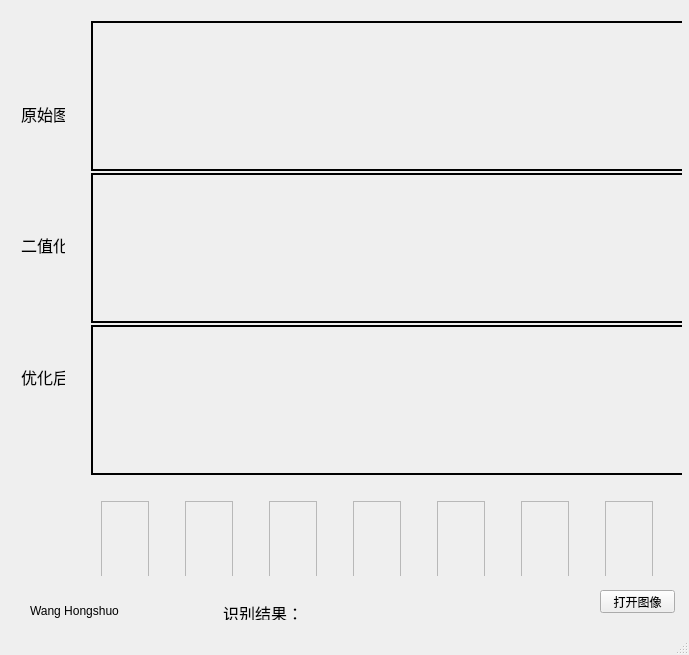
First picture: the form in mainwindow.ui, repository WangHongshuo/Licence_Plates_Recognition-Qt-opencv, before the edit.
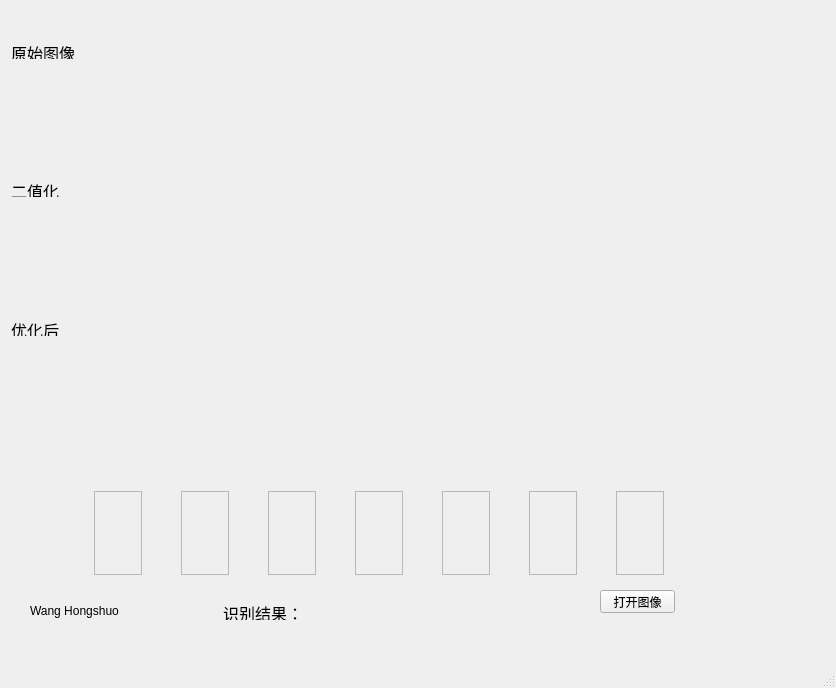
Second picture: the form after the edit. Custom widgets are drawn as their Qt base class.

Commit message: QLable is replaced by ImageWidget, faster than before

Diff of the .ui file:
```diff
--- a/mainwindow.ui
+++ b/mainwindow.ui
@@ -6,8 +6,8 @@
    <rect>
     <x>0</x>
     <y>0</y>
-    <width>689</width>
-    <height>655</height>
+    <width>836</width>
+    <height>688</height>
    </rect>
   </property>
   <property name="windowTitle">
@@ -27,283 +27,6 @@
      <string>打开图像</string>
     </property>
    </widget>
-   <widget class="QWidget" name="layoutWidget">
-    <property name="geometry">
-     <rect>
-      <x>60</x>
-      <y>490</y>
-      <width>641</width>
-      <height>86</height>
-     </rect>
-    </property>
-    <layout class="QHBoxLayout" name="horizontalLayout">
-     <item>
-      <widget class="QLabel" name="c1">
-       <property name="minimumSize">
-        <size>
-         <width>48</width>
-         <height>84</height>
-        </size>
-       </property>
-       <property name="maximumSize">
-        <size>
-         <width>48</width>
-         <height>84</height>
-        </size>
-       </property>
-       <property name="frameShape">
-        <enum>QFrame::StyledPanel</enum>
-       </property>
-       <property name="frameShadow">
-        <enum>QFrame::Plain</enum>
-       </property>
-       <property name="text">
-        <string/>
-       </property>
-      </widget>
-     </item>
-     <item>
-      <widget class="QLabel" name="c2">
-       <property name="minimumSize">
-        <size>
-         <width>48</width>
-         <height>84</height>
-        </size>
-       </property>
-       <property name="maximumSize">
-        <size>
-         <width>48</width>
-         <height>84</height>
-        </size>
-       </property>
-       <property name="frameShape">
-        <enum>QFrame::StyledPanel</enum>
-       </property>
-       <property name="frameShadow">
-        <enum>QFrame::Plain</enum>
-       </property>
-       <property name="text">
-        <string/>
-       </property>
-      </widget>
-     </item>
-     <item>
-      <widget class="QLabel" name="c3">
-       <property name="minimumSize">
-        <size>
-         <width>48</width>
-         <height>84</height>
-        </size>
-       </property>
-       <property name="maximumSize">
-        <size>
-         <width>48</width>
-         <height>84</height>
-        </size>
-       </property>
-       <property name="frameShape">
-        <enum>QFrame::StyledPanel</enum>
-       </property>
-       <property name="frameShadow">
-        <enum>QFrame::Plain</enum>
-       </property>
-       <property name="text">
-        <string/>
-       </property>
-      </widget>
-     </item>
-     <item>
-      <widget class="QLabel" name="c4">
-       <property name="minimumSize">
-        <size>
-         <width>48</width>
-         <height>84</height>
-        </size>
-       </property>
-       <property name="maximumSize">
-        <size>
-         <width>48</width>
-         <height>84</height>
-        </size>
-       </property>
-       <property name="frameShape">
-        <enum>QFrame::StyledPanel</enum>
-       </property>
-       <property name="frameShadow">
-        <enum>QFrame::Plain</enum>
-       </property>
-       <property name="text">
-        <string/>
-       </property>
-      </widget>
-     </item>
-     <item>
-      <widget class="QLabel" name="c5">
-       <property name="minimumSize">
-        <size>
-         <width>48</width>
-         <height>84</height>
-        </size>
-       </property>
-       <property name="maximumSize">
-        <size>
-         <width>48</width>
-         <height>84</height>
-        </size>
-       </property>
-       <property name="frameShape">
-        <enum>QFrame::StyledPanel</enum>
-       </property>
-       <property name="frameShadow">
-        <enum>QFrame::Plain</enum>
-       </property>
-       <property name="text">
-        <string/>
-       </property>
-      </widget>
-     </item>
-     <item>
-      <widget class="QLabel" name="c6">
-       <property name="minimumSize">
-        <size>
-         <width>48</width>
-         <height>84</height>
-        </size>
-       </property>
-       <property name="maximumSize">
-        <size>
-         <width>48</width>
-         <height>84</height>
-        </size>
-       </property>
-       <property name="frameShape">
-        <enum>QFrame::StyledPanel</enum>
-       </property>
-       <property name="frameShadow">
-        <enum>QFrame::Plain</enum>
-       </property>
-       <property name="text">
-        <string/>
-       </property>
-      </widget>
-     </item>
-     <item>
-      <widget class="QLabel" name="c7">
-       <property name="minimumSize">
-        <size>
-         <width>48</width>
-         <height>84</height>
-        </size>
-       </property>
-       <property name="maximumSize">
-        <size>
-         <width>48</width>
-         <height>84</height>
-        </size>
-       </property>
-       <property name="frameShape">
-        <enum>QFrame::StyledPanel</enum>
-       </property>
-       <property name="frameShadow">
-        <enum>QFrame::Plain</enum>
-       </property>
-       <property name="text">
-        <string/>
-       </property>
-      </widget>
-     </item>
-    </layout>
-   </widget>
-   <widget class="QWidget" name="layoutWidget">
-    <property name="geometry">
-     <rect>
-      <x>80</x>
-      <y>10</y>
-      <width>602</width>
-      <height>471</height>
-     </rect>
-    </property>
-    <layout class="QVBoxLayout" name="verticalLayout">
-     <item>
-      <widget class="QLabel" name="input_image">
-       <property name="minimumSize">
-        <size>
-         <width>600</width>
-         <height>150</height>
-        </size>
-       </property>
-       <property name="maximumSize">
-        <size>
-         <width>600</width>
-         <height>150</height>
-        </size>
-       </property>
-       <property name="mouseTracking">
-        <bool>false</bool>
-       </property>
-       <property name="frameShape">
-        <enum>QFrame::WinPanel</enum>
-       </property>
-       <property name="frameShadow">
-        <enum>QFrame::Plain</enum>
-       </property>
-       <property name="lineWidth">
-        <number>0</number>
-       </property>
-       <property name="midLineWidth">
-        <number>0</number>
-       </property>
-       <property name="text">
-        <string/>
-       </property>
-      </widget>
-     </item>
-     <item>
-      <widget class="QLabel" name="ori_binarization">
-       <property name="minimumSize">
-        <size>
-         <width>600</width>
-         <height>150</height>
-        </size>
-       </property>
-       <property name="maximumSize">
-        <size>
-         <width>600</width>
-         <height>150</height>
-        </size>
-       </property>
-       <property name="frameShape">
-        <enum>QFrame::WinPanel</enum>
-       </property>
-       <property name="text">
-        <string/>
-       </property>
-      </widget>
-     </item>
-     <item>
-      <widget class="QLabel" name="binarization">
-       <property name="minimumSize">
-        <size>
-         <width>600</width>
-         <height>150</height>
-        </size>
-       </property>
-       <property name="maximumSize">
-        <size>
-         <width>600</width>
-         <height>150</height>
-        </size>
-       </property>
-       <property name="frameShape">
-        <enum>QFrame::WinPanel</enum>
-       </property>
-       <property name="text">
-        <string/>
-       </property>
-      </widget>
-     </item>
-    </layout>
-   </widget>
    <widget class="QWidget" name="layoutWidget">
     <property name="geometry">
      <rect>
@@ -353,38 +76,291 @@
      <string>Wang Hongshuo</string>
     </property>
    </widget>
-   <widget class="QWidget" name="layoutWidget">
+   <widget class="ImageWidget" name="show_input_img" native="true">
     <property name="geometry">
      <rect>
-      <x>10</x>
-      <y>40</y>
-      <width>66</width>
-      <height>411</height>
+      <x>80</x>
+      <y>10</y>
+      <width>600</width>
+      <height>150</height>
      </rect>
     </property>
-    <layout class="QVBoxLayout" name="verticalLayout_2">
-     <item>
-      <widget class="QLabel" name="text_0">
-       <property name="text">
-        <string>&lt;html&gt;&lt;head/&gt;&lt;body&gt;&lt;p&gt;&lt;span style=&quot; font-size:12pt;&quot;&gt;原始图像&lt;/span&gt;&lt;/p&gt;&lt;/body&gt;&lt;/html&gt;</string>
-       </property>
-      </widget>
-     </item>
-     <item>
-      <widget class="QLabel" name="text_1">
-       <property name="text">
-        <string>&lt;html&gt;&lt;head/&gt;&lt;body&gt;&lt;p&gt;&lt;span style=&quot; font-size:12pt;&quot;&gt;二值化&lt;/span&gt;&lt;/p&gt;&lt;/body&gt;&lt;/html&gt;</string>
-       </property>
-      </widget>
-     </item>
-     <item>
-      <widget class="QLabel" name="text_2">
-       <property name="text">
-        <string>&lt;html&gt;&lt;head/&gt;&lt;body&gt;&lt;p&gt;&lt;span style=&quot; font-size:12pt;&quot;&gt;优化后&lt;/span&gt;&lt;/p&gt;&lt;/body&gt;&lt;/html&gt;</string>
-       </property>
-      </widget>
-     </item>
-    </layout>
+   </widget>
+   <widget class="ImageWidget" name="show_binary_img" native="true">
+    <property name="geometry">
+     <rect>
+      <x>80</x>
+      <y>170</y>
+      <width>600</width>
+      <height>150</height>
+     </rect>
+    </property>
+   </widget>
+   <widget class="ImageWidget" name="show_optimized_img" native="true">
+    <property name="geometry">
+     <rect>
+      <x>80</x>
+      <y>330</y>
+      <width>600</width>
+      <height>150</height>
+     </rect>
+    </property>
+   </widget>
+   <widget class="QLabel" name="c5">
+    <property name="geometry">
+     <rect>
+      <x>442</x>
+      <y>491</y>
+      <width>48</width>
+      <height>84</height>
+     </rect>
+    </property>
+    <property name="minimumSize">
+     <size>
+      <width>48</width>
+      <height>84</height>
+     </size>
+    </property>
+    <property name="maximumSize">
+     <size>
+      <width>48</width>
+      <height>84</height>
+     </size>
+    </property>
+    <property name="frameShape">
+     <enum>QFrame::StyledPanel</enum>
+    </property>
+    <property name="frameShadow">
+     <enum>QFrame::Plain</enum>
+    </property>
+    <property name="text">
+     <string/>
+    </property>
+   </widget>
+   <widget class="QLabel" name="c6">
+    <property name="geometry">
+     <rect>
+      <x>529</x>
+      <y>491</y>
+      <width>48</width>
+      <height>84</height>
+     </rect>
+    </property>
+    <property name="minimumSize">
+     <size>
+      <width>48</width>
+      <height>84</height>
+     </size>
+    </property>
+    <property name="maximumSize">
+     <size>
+      <width>48</width>
+      <height>84</height>
+     </size>
+    </property>
+    <property name="frameShape">
+     <enum>QFrame::StyledPanel</enum>
+    </property>
+    <property name="frameShadow">
+     <enum>QFrame::Plain</enum>
+    </property>
+    <property name="text">
+     <string/>
+    </property>
+   </widget>
+   <widget class="QLabel" name="c7">
+    <property name="geometry">
+     <rect>
+      <x>616</x>
+      <y>491</y>
+      <width>48</width>
+      <height>84</height>
+     </rect>
+    </property>
+    <property name="minimumSize">
+     <size>
+      <width>48</width>
+      <height>84</height>
+     </size>
+    </property>
+    <property name="maximumSize">
+     <size>
+      <width>48</width>
+      <height>84</height>
+     </size>
+    </property>
+    <property name="frameShape">
+     <enum>QFrame::StyledPanel</enum>
+    </property>
+    <property name="frameShadow">
+     <enum>QFrame::Plain</enum>
+    </property>
+    <property name="text">
+     <string/>
+    </property>
+   </widget>
+   <widget class="QLabel" name="c2">
+    <property name="geometry">
+     <rect>
+      <x>181</x>
+      <y>491</y>
+      <width>48</width>
+      <height>84</height>
+     </rect>
+    </property>
+    <property name="minimumSize">
+     <size>
+      <width>48</width>
+      <height>84</height>
+     </size>
+    </property>
+    <property name="maximumSize">
+     <size>
+      <width>48</width>
+      <height>84</height>
+     </size>
+    </property>
+    <property name="frameShape">
+     <enum>QFrame::StyledPanel</enum>
+    </property>
+    <property name="frameShadow">
+     <enum>QFrame::Plain</enum>
+    </property>
+    <property name="text">
+     <string/>
+    </property>
+   </widget>
+   <widget class="QLabel" name="c1">
+    <property name="geometry">
+     <rect>
+      <x>94</x>
+      <y>491</y>
+      <width>48</width>
+      <height>84</height>
+     </rect>
+    </property>
+    <property name="minimumSize">
+     <size>
+      <width>48</width>
+      <height>84</height>
+     </size>
+    </property>
+    <property name="maximumSize">
+     <size>
+      <width>48</width>
+      <height>84</height>
+     </size>
+    </property>
+    <property name="frameShape">
+     <enum>QFrame::StyledPanel</enum>
+    </property>
+    <property name="frameShadow">
+     <enum>QFrame::Plain</enum>
+    </property>
+    <property name="text">
+     <string/>
+    </property>
+   </widget>
+   <widget class="QLabel" name="c3">
+    <property name="geometry">
+     <rect>
+      <x>268</x>
+      <y>491</y>
+      <width>48</width>
+      <height>84</height>
+     </rect>
+    </property>
+    <property name="minimumSize">
+     <size>
+      <width>48</width>
+      <height>84</height>
+     </size>
+    </property>
+    <property name="maximumSize">
+     <size>
+      <width>48</width>
+      <height>84</height>
+     </size>
+    </property>
+    <property name="frameShape">
+     <enum>QFrame::StyledPanel</enum>
+    </property>
+    <property name="frameShadow">
+     <enum>QFrame::Plain</enum>
+    </property>
+    <property name="text">
+     <string/>
+    </property>
+   </widget>
+   <widget class="QLabel" name="c4">
+    <property name="geometry">
+     <rect>
+      <x>355</x>
+      <y>491</y>
+      <width>48</width>
+      <height>84</height>
+     </rect>
+    </property>
+    <property name="minimumSize">
+     <size>
+      <width>48</width>
+      <height>84</height>
+     </size>
+    </property>
+    <property name="maximumSize">
+     <size>
+      <width>48</width>
+      <height>84</height>
+     </size>
+    </property>
+    <property name="frameShape">
+     <enum>QFrame::StyledPanel</enum>
+    </property>
+    <property name="frameShadow">
+     <enum>QFrame::Plain</enum>
+    </property>
+    <property name="text">
+     <string/>
+    </property>
+   </widget>
+   <widget class="QLabel" name="text_0">
+    <property name="geometry">
+     <rect>
+      <x>11</x>
+      <y>41</y>
+      <width>64</width>
+      <height>18</height>
+     </rect>
+    </property>
+    <property name="text">
+     <string>&lt;html&gt;&lt;head/&gt;&lt;body&gt;&lt;p&gt;&lt;span style=&quot; font-size:12pt;&quot;&gt;原始图像&lt;/span&gt;&lt;/p&gt;&lt;/body&gt;&lt;/html&gt;</string>
+    </property>
+   </widget>
+   <widget class="QLabel" name="text_1">
+    <property name="geometry">
+     <rect>
+      <x>11</x>
+      <y>179</y>
+      <width>48</width>
+      <height>18</height>
+     </rect>
+    </property>
+    <property name="text">
+     <string>&lt;html&gt;&lt;head/&gt;&lt;body&gt;&lt;p&gt;&lt;span style=&quot; font-size:12pt;&quot;&gt;二值化&lt;/span&gt;&lt;/p&gt;&lt;/body&gt;&lt;/html&gt;</string>
+    </property>
+   </widget>
+   <widget class="QLabel" name="text_2">
+    <property name="geometry">
+     <rect>
+      <x>11</x>
+      <y>318</y>
+      <width>48</width>
+      <height>18</height>
+     </rect>
+    </property>
+    <property name="text">
+     <string>&lt;html&gt;&lt;head/&gt;&lt;body&gt;&lt;p&gt;&lt;span style=&quot; font-size:12pt;&quot;&gt;优化后&lt;/span&gt;&lt;/p&gt;&lt;/body&gt;&lt;/html&gt;</string>
+    </property>
    </widget>
    <zorder>layoutWidget</zorder>
    <zorder>open_img</zorder>
@@ -396,6 +372,14 @@
   <widget class="QStatusBar" name="statusBar"/>
  </widget>
  <layoutdefault spacing="6" margin="11"/>
+ <customwidgets>
+  <customwidget>
+   <class>ImageWidget</class>
+   <extends>QWidget</extends>
+   <header location="global">imagewidget.h</header>
+   <container>1</container>
+  </customwidget>
+ </customwidgets>
  <tabstops>
   <tabstop>open_img</tabstop>
  </tabstops>
```
Left out of the diff: 3 changed lines with no effect on the pictures. The commit also changes 7 other files.
